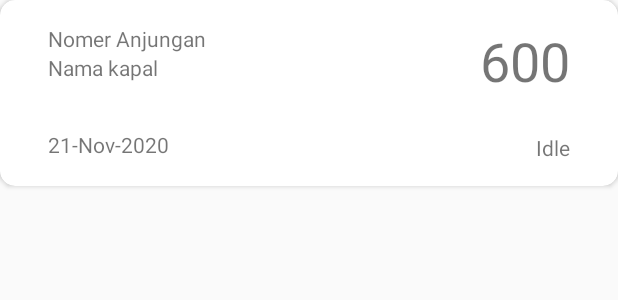
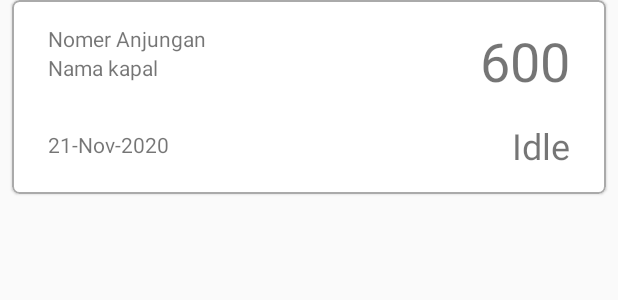
Before and after one commit to muchlist/AirKapalApp, an Android app: the layout item_list_water.xml on its own in the app's theme, with its tools: preview values and no code run, on a phone screen of 412 x 824 dp. Shown: the top 300 px of the screen. Run offline under Robolectric (Android 15) with nearby library versions, the light colour scheme and no system bars.

Commit message:
Menambahkan layout water list

```diff
--- a/app/src/main/AndroidManifest.xml
+++ b/app/src/main/AndroidManifest.xml
@@ -15,7 +15,9 @@
         android:supportsRtl="true"
         android:theme="@style/AppTheme"
         android:usesCleartextTraffic="true">
-        <activity android:name=".views.ListWaterActivity"></activity>
+        <activity
+            android:name=".views.WatersActivity"
+            android:theme="@style/MaterialTheme" />
         <activity android:name=".views.HomeActivity" />
         <activity
             android:name=".views.LoginActivity"
--- a/app/src/main/java/com/muchlis/simak/adapter/HomeRecyclerAdapter.kt
+++ b/app/src/main/java/com/muchlis/simak/adapter/HomeRecyclerAdapter.kt
@@ -11,7 +11,7 @@ import kotlinx.android.synthetic.main.item_home.view.*
 
 class HomeRecyclerAdapter(
     private val context: Context?,
-    private val itemPrint: List<HomeItemData>,
+    private val itemHome: List<HomeItemData>,
     private val itemClick: (HomeItemData) -> Unit
 ) : RecyclerView.Adapter<HomeRecyclerAdapter.ViewHolder>() {
 
@@ -24,10 +24,10 @@ class HomeRecyclerAdapter(
         )
     }
 
-    override fun getItemCount(): Int = itemPrint.size
+    override fun getItemCount(): Int = itemHome.size
 
     override fun onBindViewHolder(holder: ViewHolder, position: Int) {
-        holder.bindItem(itemPrint[position])
+        holder.bindItem(itemHome[position])
     }
 
 
--- a/app/src/main/java/com/muchlis/simak/utils/ConstantText.kt
+++ b/app/src/main/java/com/muchlis/simak/utils/ConstantText.kt
@@ -1,4 +1,4 @@
 package com.muchlis.simak.utils
 
 const val LOCAL_SERVER = "http://10.10.3.53:5001"
-const val INTERNET_SERVER = "http://36.66.224.227:5001"
+const val INTERNET_SERVER = "http://10.10.3.53:5001"  //"http://36.66.224.227:5001"
--- a/app/src/main/java/com/muchlis/simak/views/HomeActivity.kt
+++ b/app/src/main/java/com/muchlis/simak/views/HomeActivity.kt
@@ -78,7 +78,7 @@ class HomeActivity : AppCompatActivity() {
     }
 
     private fun changeToListWaterActivity() {
-        val intent = Intent(this, ListWaterActivity::class.java)
+        val intent = Intent(this, WatersActivity::class.java)
         startActivity(intent)
     }
 }
--- /dev/null
+++ b/app/src/main/res/drawable/loading_shimmer_bg.xml
@@ -0,0 +1,5 @@
+<?xml version="1.0" encoding="utf-8"?>
+<shape xmlns:android="http://schemas.android.com/apk/res/android">
+    <corners android:radius="5dp"/>
+    <solid android:color="@color/shimmer_color"/>
+</shape>
--- a/app/src/main/res/layout/activity_home.xml
+++ b/app/src/main/res/layout/activity_home.xml
@@ -7,6 +7,7 @@
         android:layout_height="match_parent"
         android:background="#16535353"
         android:fitsSystemWindows="true">
+
 
         <com.google.android.material.appbar.AppBarLayout
             android:id="@+id/appBarLayout"
--- a/app/src/main/res/layout/item_list_water.xml
+++ b/app/src/main/res/layout/item_list_water.xml
@@ -1,10 +1,16 @@
 <?xml version="1.0" encoding="utf-8"?>
-<androidx.cardview.widget.CardView xmlns:android="http://schemas.android.com/apk/res/android"
+<com.google.android.material.card.MaterialCardView
+    xmlns:android="http://schemas.android.com/apk/res/android"
     xmlns:app="http://schemas.android.com/apk/res-auto"
     xmlns:tools="http://schemas.android.com/tools"
     android:layout_width="match_parent"
     android:layout_height="wrap_content"
-    app:cardCornerRadius="10dp">
+    android:layout_marginStart="8dp"
+    android:layout_marginEnd="8dp"
+    android:layout_marginBottom="4dp"
+    app:cardCornerRadius="5dp"
+    app:strokeColor="@android:color/darker_gray"
+    app:strokeWidth="1dp">
 
     <androidx.constraintlayout.widget.ConstraintLayout
         android:layout_width="match_parent"
@@ -12,52 +18,53 @@
         android:padding="16dp">
 
         <TextView
-            android:id="@+id/textView"
+            android:id="@+id/tv_list_job"
             android:layout_width="wrap_content"
             android:layout_height="wrap_content"
-            android:layout_marginStart="16dp"
+            android:layout_marginStart="8dp"
             android:text="Nomer Anjungan"
             app:layout_constraintStart_toStartOf="parent"
             app:layout_constraintTop_toTopOf="parent" />
 
         <TextView
-            android:id="@+id/textView3"
+            android:id="@+id/tv_list_ship_name"
             android:layout_width="wrap_content"
             android:layout_height="wrap_content"
-            android:layout_marginStart="16dp"
+            android:layout_marginStart="8dp"
             android:text="Nama kapal"
             app:layout_constraintStart_toStartOf="parent"
-            app:layout_constraintTop_toBottomOf="@+id/textView" />
+            app:layout_constraintTop_toBottomOf="@+id/tv_list_job" />
 
         <TextView
-            android:id="@+id/textView4"
+            android:id="@+id/tv_list_date"
             android:layout_width="wrap_content"
             android:layout_height="wrap_content"
-            android:layout_marginStart="16dp"
+            android:layout_marginStart="8dp"
             android:layout_marginTop="32dp"
             android:text="21-Nov-2020"
             app:layout_constraintStart_toStartOf="parent"
-            app:layout_constraintTop_toBottomOf="@+id/textView3" />
+            app:layout_constraintTop_toBottomOf="@+id/tv_list_ship_name" />
 
         <TextView
-            android:id="@+id/textView5"
+            android:id="@+id/tv_list_tonase_order"
             android:layout_width="wrap_content"
             android:layout_height="wrap_content"
-            android:layout_marginEnd="16dp"
+            android:layout_marginEnd="8dp"
             android:text="600"
             android:textSize="36sp"
             app:layout_constraintEnd_toEndOf="parent"
             app:layout_constraintTop_toTopOf="parent" />
 
         <TextView
-            android:id="@+id/textView6"
+            android:id="@+id/tv_list_status"
             android:layout_width="wrap_content"
             android:layout_height="wrap_content"
-            android:layout_marginTop="24dp"
-            android:layout_marginEnd="16dp"
+            android:layout_marginTop="16dp"
+            android:layout_marginEnd="8dp"
             android:text="Idle"
+            android:textSize="24sp"
             app:layout_constraintEnd_toEndOf="parent"
-            app:layout_constraintTop_toBottomOf="@+id/textView5" />
+            app:layout_constraintTop_toBottomOf="@+id/tv_list_tonase_order" />
     </androidx.constraintlayout.widget.ConstraintLayout>
 
-</androidx.cardview.widget.CardView>
+</com.google.android.material.card.MaterialCardView>
--- a/app/src/main/res/values/strings.xml
+++ b/app/src/main/res/values/strings.xml
@@ -6,4 +6,5 @@
     <string name="login">Login</string>
     <string name="username_nipp">Username/NIPP</string>
     <string name="password">Password</string>
+    <string name="pompa1">POMPA1</string>
 </resources>
--- a/app/src/main/res/values/styles.xml
+++ b/app/src/main/res/values/styles.xml
@@ -2,6 +2,13 @@
 
     <!-- Base application theme. -->
     <style name="AppTheme" parent="Theme.AppCompat.Light.NoActionBar">
+        <!-- Customize your theme here. -->
+        <item name="colorPrimary">@color/colorPrimary</item>
+        <item name="colorPrimaryDark">@color/colorPrimaryDark</item>
+        <item name="colorAccent">@color/colorAccent</item>
+    </style>
+
+    <style name="MaterialTheme" parent="Theme.MaterialComponents.Light.NoActionBar">
         <!-- Customize your theme here. -->
         <item name="colorPrimary">@color/colorPrimary</item>
         <item name="colorPrimaryDark">@color/colorPrimaryDark</item>
```
Also changed, not shown: app/build.gradle (+8 -5 lines), app/src/main/java/com/muchlis/simak/adapter/WaterListRecyclerAdapter.kt (added, +51 -0 lines), app/src/main/java/com/muchlis/simak/services/ApiService.kt (+14 -0 lines), app/src/main/java/com/muchlis/simak/viewmodels/WatersViewModel.kt (added, +68 -0 lines), app/src/main/java/com/muchlis/simak/viewmodels/WatersViewModelFactory.kt (added, +20 -0 lines), app/src/main/java/com/muchlis/simak/views/ListWaterActivity.kt (deleted, +0 -15 lines), app/src/main/java/com/muchlis/simak/views/WatersActivity.kt (added, +114 -0 lines), app/src/main/res/drawable/ic_baseline_info_black_24px.xml (added, +9 -0 lines), app/src/main/res/drawable/ic_more_vert_24px.xml (added, +9 -0 lines), app/src/main/res/layout/activity_list_water.xml (+83 -29 lines), app/src/main/res/layout/activity_list_water_loading.xml (added, +53 -0 lines).
